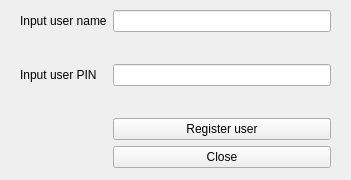
First picture: the form in ATM/RegisterWidget.ui, repository NadiaStrashnikova/Homework-ATM, before the edit.
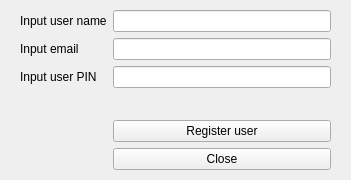
Second picture: the form after the edit.

Commit message: form Register adds new users into DB. Checks if there is such a name. Shows messages in all variants.

The edit to the form file:
```diff
--- a/ATM/RegisterWidget.ui
+++ b/ATM/RegisterWidget.ui
@@ -19,7 +19,7 @@
      <x>20</x>
      <y>10</y>
      <width>311</width>
-     <height>158</height>
+     <height>184</height>
     </rect>
    </property>
    <layout class="QFormLayout" name="frm_layout">
@@ -30,6 +30,19 @@
       </property>
      </widget>
     </item>
+    <item row="0" column="1">
+     <widget class="QLineEdit" name="le_user_name"/>
+    </item>
+    <item row="1" column="0">
+     <widget class="QLabel" name="lbl_user_email">
+      <property name="text">
+       <string>Input email</string>
+      </property>
+     </widget>
+    </item>
+    <item row="1" column="1">
+     <widget class="QLineEdit" name="le_email"/>
+    </item>
     <item row="2" column="0">
      <widget class="QLabel" name="lbl_user_pin">
       <property name="text">
@@ -37,22 +50,6 @@
       </property>
      </widget>
     </item>
-    <item row="1" column="0">
-     <spacer name="horizontalSpacer">
-      <property name="orientation">
-       <enum>Qt::Horizontal</enum>
-      </property>
-      <property name="sizeHint" stdset="0">
-       <size>
-        <width>40</width>
-        <height>20</height>
-       </size>
-      </property>
-     </spacer>
-    </item>
-    <item row="0" column="1">
-     <widget class="QLineEdit" name="le_user_name"/>
-    </item>
     <item row="2" column="1">
      <widget class="QLineEdit" name="le_uesr_pin"/>
     </item>
```
Left out of the diff: 26 changed lines with no effect on the pictures. The commit also changes 3 other files.
